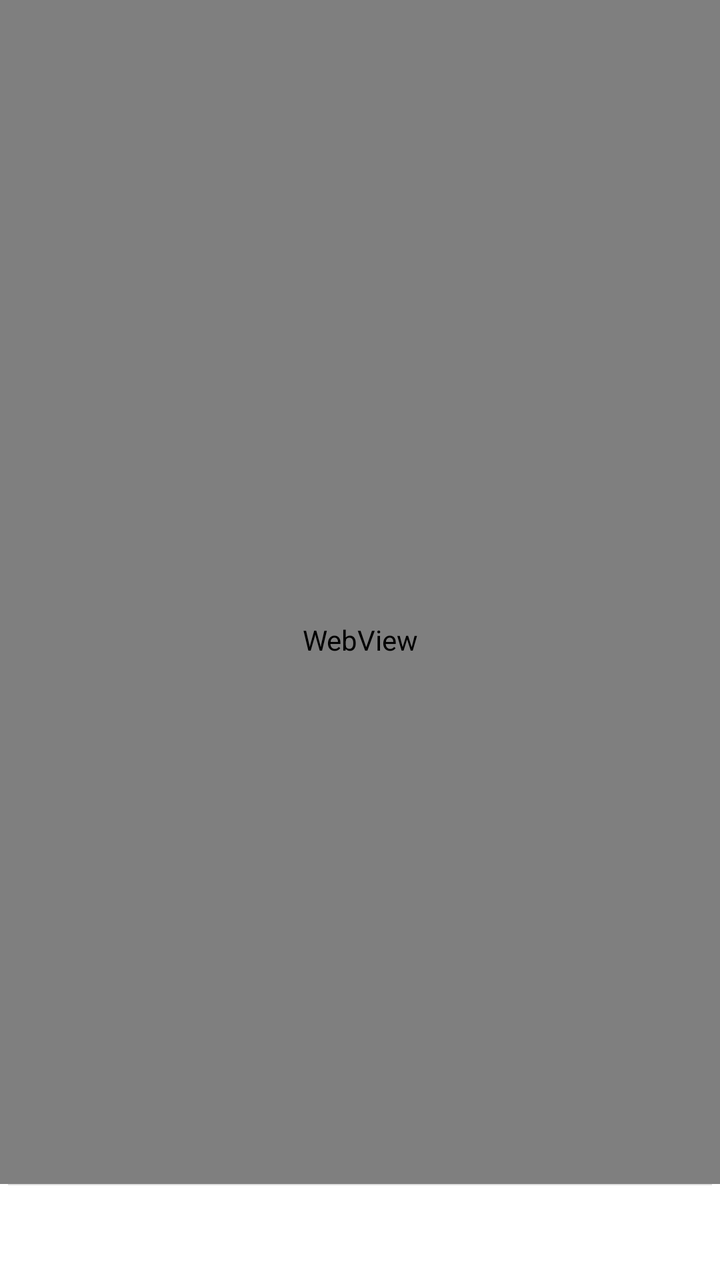
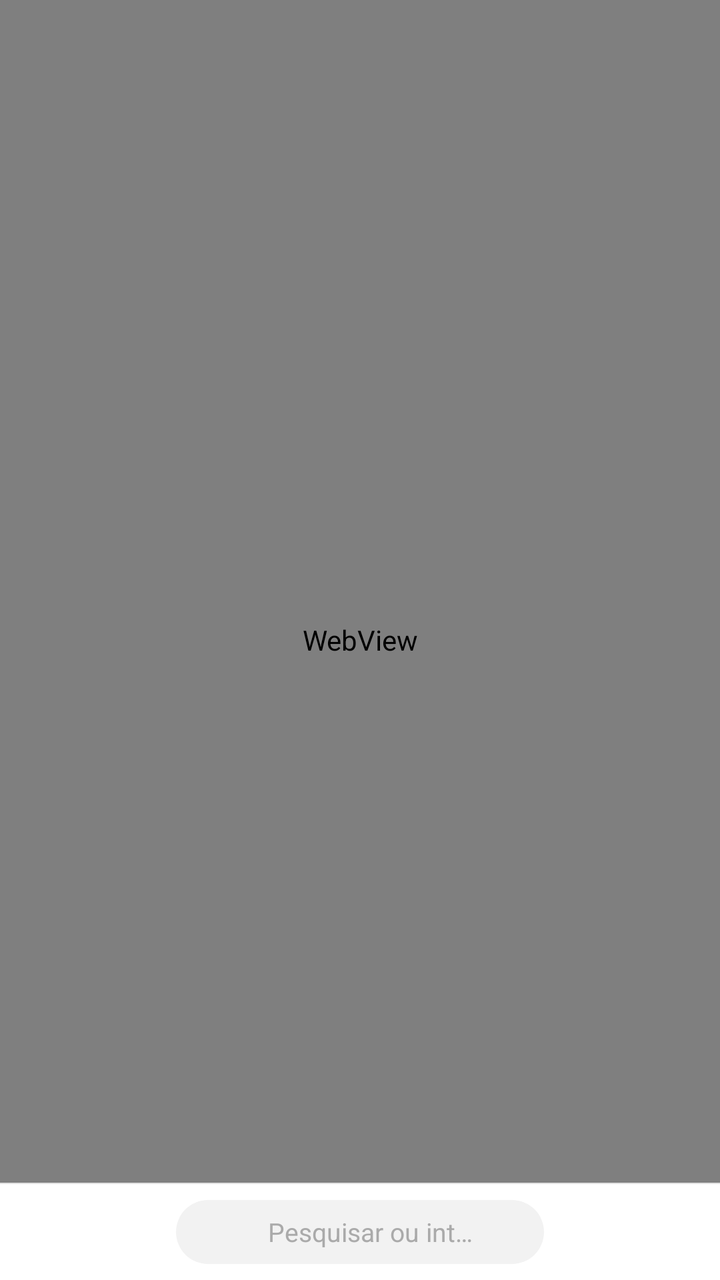

Compare the two renders of this Android layout. The source of the first and the diff that turns it into the second are given below.
<!-- AndroidManifest.xml: activity theme Theme.wilin -->
<!-- res/layout/activity_browser_response.xml -->
<?xml version="1.0" encoding="utf-8"?>
<androidx.coordinatorlayout.widget.CoordinatorLayout
    xmlns:android="http://schemas.android.com/apk/res/android"
    xmlns:app="http://schemas.android.com/apk/res-auto"
    android:layout_width="match_parent"
    android:layout_height="match_parent"
    android:background="@color/background">

    
    <WebView
        android:id="@+id/webView"
        android:layout_width="match_parent"
        android:layout_height="match_parent" />

    
    <View
        android:id="@+id/progressBar"
        android:layout_width="0dp"
        android:layout_height="2dp"
        android:background="@color/colorPrimary"
        android:layout_gravity="top"
        android:visibility="gone" />

    
    <LinearLayout
        android:id="@+id/bottomBar"
        android:layout_width="match_parent"
        android:layout_height="48dp"
        android:layout_gravity="bottom"
        android:background="@color/appbar_background"
        android:orientation="horizontal"
        android:gravity="center_vertical"
        android:paddingStart="4dp"
        android:paddingEnd="4dp">

        
        <View
            android:layout_width="match_parent"
            android:layout_height="0.5dp"
            android:background="@color/divider"
            android:layout_gravity="top" />

        
        <ImageView
            android:id="@+id/btnBack"
            android:layout_width="40dp"
            android:layout_height="40dp"
            android:padding="8dp"
            android:background="?attr/selectableItemBackgroundBorderless"
            android:clickable="true"
            android:focusable="true" />

        
        <ImageView
            android:id="@+id/btnForward"
            android:layout_width="40dp"
            android:layout_height="40dp"
            android:padding="8dp"
            android:background="?attr/selectableItemBackgroundBorderless"
            android:clickable="true"
            android:focusable="true" />

        
        <LinearLayout
            android:id="@+id/urlBar"
            android:layout_width="0dp"
            android:layout_height="32dp"
            android:layout_weight="1"
            android:layout_marginStart="4dp"
            android:layout_marginEnd="4dp"
            android:background="@color/card_background"
            android:orientation="horizontal"
            android:gravity="center_vertical"
            android:paddingStart="8dp"
            android:paddingEnd="8dp"
            android:clickable="true"
            android:focusable="true">

            <ImageView
                android:id="@+id/faviconImg"
                android:layout_width="16dp"
                android:layout_height="16dp"
                android:layout_marginEnd="6dp" />

            <ImageView
                android:id="@+id/lockIcon"
                android:layout_width="12dp"
                android:layout_height="12dp"
                android:layout_marginEnd="4dp" />

            <TextView
                android:id="@+id/urlText"
                android:layout_width="0dp"
                android:layout_height="wrap_content"
                android:layout_weight="1"
                android:textSize="13sp"
                android:textColor="@color/text_primary"
                android:maxLines="1"
                android:ellipsize="end"
                android:hint="@string/search_hint"
                android:textColorHint="@color/text_hint" />

            
            <ImageView
                android:id="@+id/btnReload"
                android:layout_width="20dp"
                android:layout_height="20dp"
                android:layout_marginStart="4dp"
                android:background="?attr/selectableItemBackgroundBorderless"
                android:clickable="true"
                android:focusable="true" />

        </LinearLayout>

        
        <FrameLayout
            android:id="@+id/btnTabs"
            android:layout_width="40dp"
            android:layout_height="40dp"
            android:background="?attr/selectableItemBackgroundBorderless"
            android:clickable="true"
            android:focusable="true"
            android:gravity="center">

            <ImageView
                android:id="@+id/tabsIcon"
                android:layout_width="24dp"
                android:layout_height="24dp"
                android:layout_gravity="center"
                android:padding="0dp" />

            <TextView
                android:id="@+id/tabsCount"
                android:layout_width="14dp"
                android:layout_height="14dp"
                android:layout_gravity="top|end"
                android:layout_marginTop="4dp"
                android:layout_marginEnd="4dp"
                android:background="@color/colorPrimary"
                android:textColor="#FFFFFF"
                android:textSize="8sp"
                android:gravity="center"
                android:visibility="gone" />

        </FrameLayout>

        
        <ImageView
            android:id="@+id/btnMore"
            android:layout_width="40dp"
            android:layout_height="40dp"
            android:padding="8dp"
            android:background="?attr/selectableItemBackgroundBorderless"
            android:clickable="true"
            android:focusable="true" />

    </LinearLayout>

    
    <LinearLayout
        android:id="@+id/searchModal"
        android:layout_width="match_parent"
        android:layout_height="match_parent"
        android:orientation="vertical"
        android:gravity="bottom"
        android:visibility="gone"
        android:background="#80000000">

        <LinearLayout
            android:layout_width="match_parent"
            android:layout_height="wrap_content"
            android:orientation="vertical"
            android:background="@color/appbar_background"
            android:paddingTop="8dp"
            android:paddingBottom="16dp">

            
            <View
                android:layout_width="36dp"
                android:layout_height="4dp"
                android:layout_gravity="center_horizontal"
                android:layout_marginBottom="8dp"
                android:background="@color/divider" />

            
            <LinearLayout
                android:layout_width="match_parent"
                android:layout_height="44dp"
                android:layout_marginStart="16dp"
                android:layout_marginEnd="16dp"
                android:background="@color/card_background"
                android:orientation="horizontal"
                android:gravity="center_vertical"
                android:paddingStart="12dp"
                android:paddingEnd="8dp">

                <ImageView
                    android:id="@+id/modalSearchIcon"
                    android:layout_width="20dp"
                    android:layout_height="20dp"
                    android:layout_marginEnd="8dp" />

                <EditText
                    android:id="@+id/modalSearchInput"
                    android:layout_width="0dp"
                    android:layout_height="match_parent"
                    android:layout_weight="1"
                    android:background="@null"
                    android:textSize="15sp"
                    android:textColor="@color/text_primary"
                    android:textColorHint="@color/text_hint"
                    android:hint="@string/search_hint"
                    android:inputType="textUri"
                    android:imeOptions="actionGo"
                    android:maxLines="1"
                    android:singleLine="true" />

                <ImageView
                    android:id="@+id/modalClearBtn"
                    android:layout_width="20dp"
                    android:layout_height="20dp"
                    android:layout_marginStart="4dp"
                    android:background="?attr/selectableItemBackgroundBorderless"
                    android:visibility="gone" />

            </LinearLayout>

            
            <TextView
                android:id="@+id/modalHistoryLabel"
                android:layout_width="match_parent"
                android:layout_height="wrap_content"
                android:layout_marginStart="16dp"
                android:layout_marginTop="12dp"
                android:layout_marginBottom="4dp"
                android:text="@string/recent"
                android:textSize="12sp"
                android:textColor="@color/text_secondary" />

            <androidx.recyclerview.widget.RecyclerView
                android:id="@+id/modalHistoryList"
                android:layout_width="match_parent"
                android:layout_height="wrap_content"
                android:maxHeight="240dp"
                android:nestedScrollingEnabled="false" />

        </LinearLayout>

    </LinearLayout>

</androidx.coordinatorlayout.widget.CoordinatorLayout>
<!-- resources referenced by this layout -->
<resources>
  <color name="appbar_background">#FFFFFF</color>
  <color name="background">#FFFFFF</color>
  <color name="card_background">#CFCFCF</color>
  <color name="colorPrimary">#007AFF</color>
  <color name="divider">#E0E0E0</color>
  <color name="text_hint">#AAAAAA</color>
  <color name="text_primary">#000000</color>
  <color name="text_secondary">#888888</color>
  <string name="recent">Recente</string>
  <string name="search_hint">Pesquisar ou introduzir URL…</string>
  <style name="Theme.wilin" parent="Theme.Material3.DayNight.NoActionBar">
          <item name="colorPrimary">@color/colorPrimary</item>
          <item name="colorOnPrimary">@android:color/white</item>
          <item name="colorSurface">@color/surface</item>
          <item name="colorOnSurface">@color/text_primary</item>
          <item name="colorSurfaceVariant">@color/card_background</item>
          <item name="colorOnSurfaceVariant">@color/text_secondary</item>
          <item name="colorSurfaceContainerLow">@color/dialog_background</item>
          <item name="colorSurfaceContainerHigh">@color/dialog_background</item>
          <item name="colorSurfaceContainer">@color/dialog_background</item>
          <item name="colorControlActivated">@color/colorPrimary</item>
          <item name="colorControlHighlight">@color/ripple_color</item>
          <item name="android:colorEdgeEffect">@color/colorPrimary</item>
          <item name="android:textColorPrimary">@color/text_primary</item>
          <item name="android:textColorSecondary">@color/text_secondary</item>
          <item name="android:textColorHint">@color/text_hint</item>
          <item name="android:textCursorDrawable">@null</item>
          <item name="android:colorControlActivated">@color/cursor_color</item>
          <item name="android:statusBarColor">@android:color/transparent</item>
          <item name="android:navigationBarColor">@color/bottom_nav_background</item>
          <item name="android:windowBackground">@color/background</item>
      </style>
  <color name="surface">#FFFFFF</color>
  <color name="dialog_background">#CFCFCF</color>
  <color name="ripple_color">#1A000000</color>
  <color name="cursor_color">#007AFF</color>
  <color name="bottom_nav_background">#FFFFFF</color>
</resources>

<!-- the commit's change to res/layout/activity_browser_response.xml (unified diff, before → after) -->
@@ -6,13 +6,11 @@
     android:layout_height="match_parent"
     android:background="@color/background">
 
-    
     <WebView
         android:id="@+id/webView"
         android:layout_width="match_parent"
         android:layout_height="match_parent" />
 
-    
     <View
         android:id="@+id/progressBar"
         android:layout_width="0dp"
@@ -22,6 +20,15 @@
         android:visibility="gone" />
 
     
+    <View
+        android:id="@+id/bottomBarDivider"
+        android:layout_width="match_parent"
+        android:layout_height="0.5dp"
+        android:layout_gravity="bottom"
+        android:translationY="-48dp"
+        android:background="@color/divider" />
+
+    
     <LinearLayout
         android:id="@+id/bottomBar"
         android:layout_width="match_parent"
@@ -33,14 +40,6 @@
         android:paddingStart="4dp"
         android:paddingEnd="4dp">
 
-        
-        <View
-            android:layout_width="match_parent"
-            android:layout_height="0.5dp"
-            android:background="@color/divider"
-            android:layout_gravity="top" />
-
-        
         <ImageView
             android:id="@+id/btnBack"
             android:layout_width="40dp"
@@ -50,7 +49,6 @@
             android:clickable="true"
             android:focusable="true" />
 
-        
         <ImageView
             android:id="@+id/btnForward"
             android:layout_width="40dp"
@@ -60,7 +58,6 @@
             android:clickable="true"
             android:focusable="true" />
 
-        
         <LinearLayout
             android:id="@+id/urlBar"
             android:layout_width="0dp"
@@ -68,7 +65,7 @@
             android:layout_weight="1"
             android:layout_marginStart="4dp"
             android:layout_marginEnd="4dp"
-            android:background="@color/card_background"
+            android:background="@drawable/search_pill_bg"
             android:orientation="horizontal"
             android:gravity="center_vertical"
             android:paddingStart="8dp"
@@ -100,7 +97,6 @@
                 android:hint="@string/search_hint"
                 android:textColorHint="@color/text_hint" />
 
-            
             <ImageView
                 android:id="@+id/btnReload"
                 android:layout_width="20dp"
@@ -112,22 +108,19 @@
 
         </LinearLayout>
 
-        
         <FrameLayout
             android:id="@+id/btnTabs"
             android:layout_width="40dp"
             android:layout_height="40dp"
             android:background="?attr/selectableItemBackgroundBorderless"
             android:clickable="true"
-            android:focusable="true"
-            android:gravity="center">
+            android:focusable="true">
 
             <ImageView
                 android:id="@+id/tabsIcon"
                 android:layout_width="24dp"
                 android:layout_height="24dp"
-                android:layout_gravity="center"
-                android:padding="0dp" />
+                android:layout_gravity="center" />
 
             <TextView
                 android:id="@+id/tabsCount"
@@ -144,7 +137,6 @@
 
         </FrameLayout>
 
-        
         <ImageView
             android:id="@+id/btnMore"
             android:layout_width="40dp"
@@ -174,7 +166,6 @@
             android:paddingTop="8dp"
             android:paddingBottom="16dp">
 
-            
             <View
                 android:layout_width="36dp"
                 android:layout_height="4dp"
@@ -182,13 +173,12 @@
                 android:layout_marginBottom="8dp"
                 android:background="@color/divider" />
 
-            
             <LinearLayout
                 android:layout_width="match_parent"
                 android:layout_height="44dp"
                 android:layout_marginStart="16dp"
                 android:layout_marginEnd="16dp"
-                android:background="@color/card_background"
+                android:background="@drawable/search_pill_bg"
                 android:orientation="horizontal"
                 android:gravity="center_vertical"
                 android:paddingStart="12dp"
@@ -225,7 +215,6 @@
 
             </LinearLayout>
 
-            
             <TextView
                 android:id="@+id/modalHistoryLabel"
                 android:layout_width="match_parent"
<!-- resource entries referenced after the edit -->
@@ -8,6 +8,13 @@
   <color name="text_hint">#AAAAAA</color>
   <color name="text_primary">#000000</color>
   <color name="text_secondary">#888888</color>
+  <!-- drawable search_pill_bg (drawable) -->
+  <?xml version="1.0" encoding="utf-8"?>
+  <shape xmlns:android="http://schemas.android.com/apk/res/android"
+      android:shape="rectangle">
+      <solid android:color="@color/input_background" />
+      <corners android:radius="999dp" />
+  </shape>
   <string name="recent">Recente</string>
   <string name="search_hint">Pesquisar ou introduzir URL…</string>
   <style name="Theme.wilin" parent="Theme.Material3.DayNight.NoActionBar">
@@ -32,6 +39,7 @@
           <item name="android:navigationBarColor">@color/bottom_nav_background</item>
           <item name="android:windowBackground">@color/background</item>
       </style>
+  <color name="input_background">#F2F2F2</color>
   <color name="surface">#FFFFFF</color>
   <color name="dialog_background">#CFCFCF</color>
   <color name="ripple_color">#1A000000</color>
